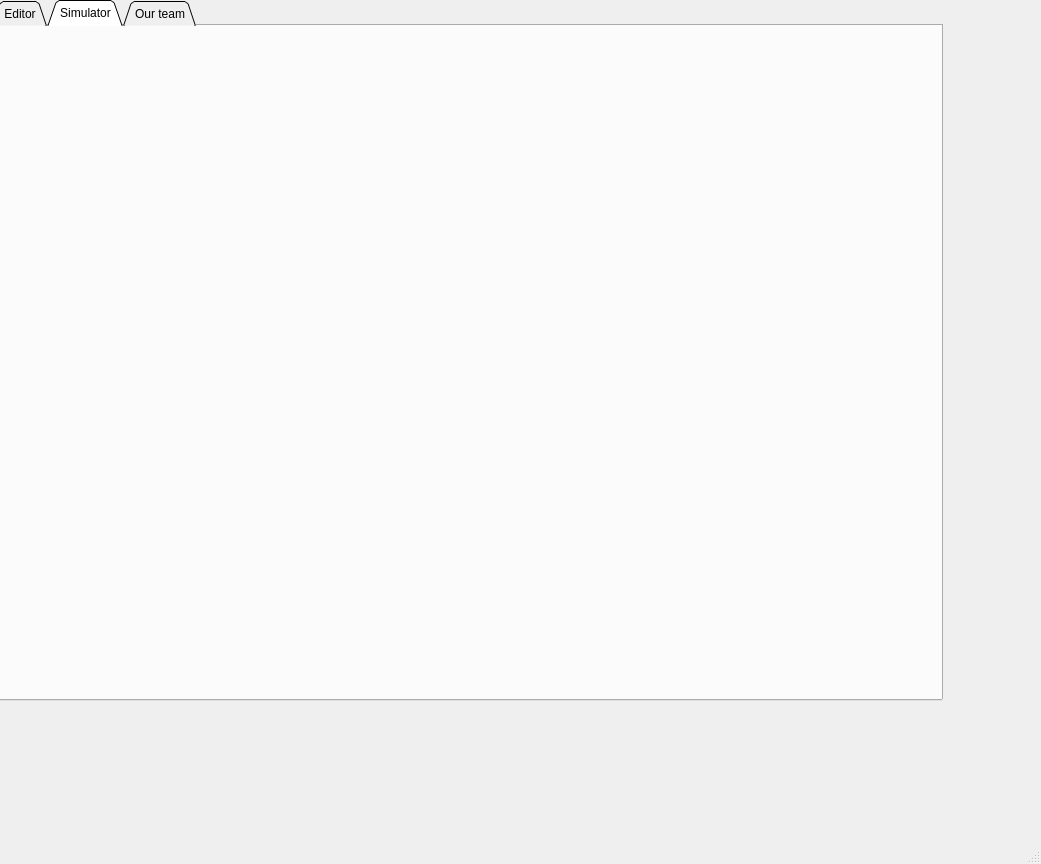
Qt form UI/MainWindow.ui (prafgup/risc_v_assembler) before a commit.
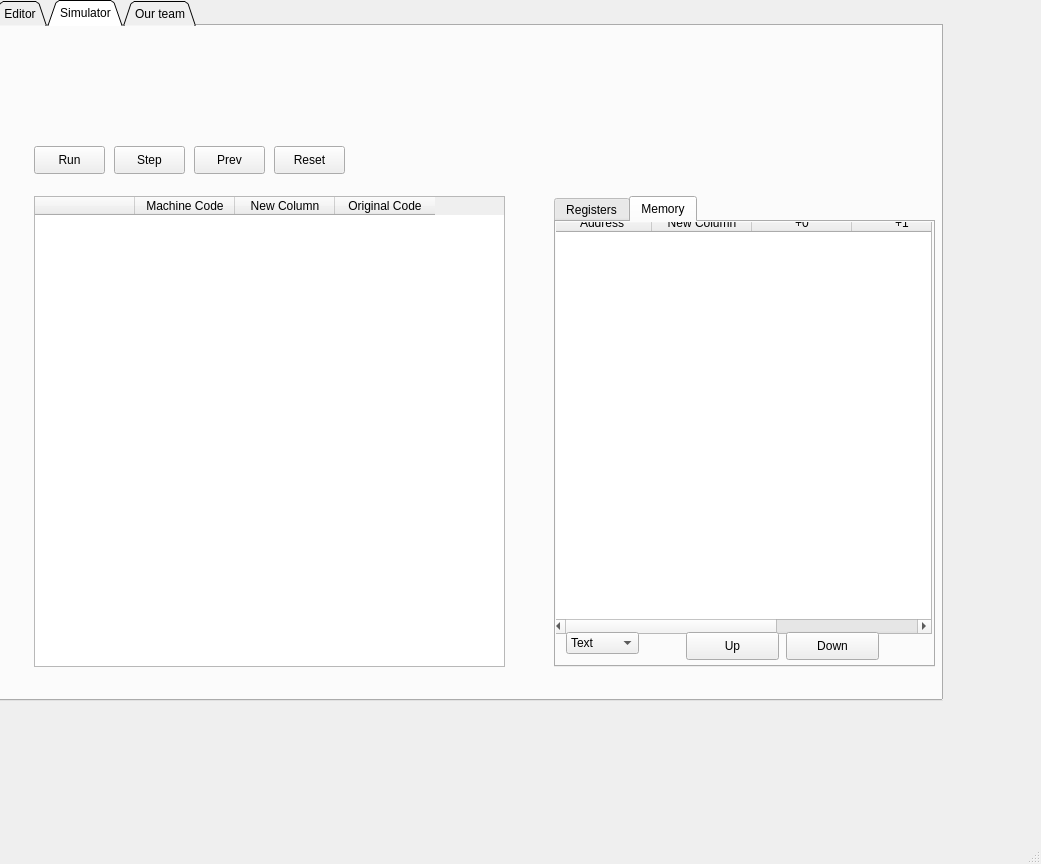
The same form after that commit. The open tabs and pages were chosen to show the change. Custom widgets are drawn as their Qt base class.

The edit to the form file:
```diff
--- a/UI/MainWindow.ui
+++ b/UI/MainWindow.ui
@@ -88,6 +88,240 @@
         <attribute name="title">
          <string>Simulator</string>
         </attribute>
+        <widget class="QPushButton" name="stepButton">
+         <property name="geometry">
+          <rect>
+           <x>120</x>
+           <y>120</y>
+           <width>71</width>
+           <height>28</height>
+          </rect>
+         </property>
+         <property name="text">
+          <string>Step</string>
+         </property>
+        </widget>
+        <widget class="QPushButton" name="prevButton">
+         <property name="geometry">
+          <rect>
+           <x>200</x>
+           <y>120</y>
+           <width>71</width>
+           <height>28</height>
+          </rect>
+         </property>
+         <property name="text">
+          <string>Prev</string>
+         </property>
+        </widget>
+        <widget class="QPushButton" name="resetButton">
+         <property name="geometry">
+          <rect>
+           <x>280</x>
+           <y>120</y>
+           <width>71</width>
+           <height>28</height>
+          </rect>
+         </property>
+         <property name="text">
+          <string>Reset</string>
+         </property>
+        </widget>
+        <widget class="QPushButton" name="runButton">
+         <property name="geometry">
+          <rect>
+           <x>40</x>
+           <y>120</y>
+           <width>71</width>
+           <height>28</height>
+          </rect>
+         </property>
+         <property name="text">
+          <string>Run</string>
+         </property>
+        </widget>
+        <widget class="QTableWidget" name="codeTable">
+         <property name="geometry">
+          <rect>
+           <x>40</x>
+           <y>170</y>
+           <width>471</width>
+           <height>471</height>
+          </rect>
+         </property>
+         <attribute name="horizontalHeaderCascadingSectionResizes">
+          <bool>false</bool>
+         </attribute>
+         <attribute name="horizontalHeaderHighlightSections">
+          <bool>true</bool>
+         </attribute>
+         <attribute name="horizontalHeaderShowSortIndicator" stdset="0">
+          <bool>false</bool>
+         </attribute>
+         <attribute name="horizontalHeaderStretchLastSection">
+          <bool>false</bool>
+         </attribute>
+         <attribute name="verticalHeaderDefaultSectionSize">
+          <number>30</number>
+         </attribute>
+         <attribute name="verticalHeaderStretchLastSection">
+          <bool>false</bool>
+         </attribute>
+         <column>
+          <property name="text">
+           <string/>
+          </property>
+         </column>
+         <column>
+          <property name="text">
+           <string>Machine Code</string>
+          </property>
+         </column>
+         <column>
+          <property name="text">
+           <string>New Column</string>
+          </property>
+         </column>
+         <column>
+          <property name="text">
+           <string>Original Code</string>
+          </property>
+         </column>
+        </widget>
+        <widget class="QTabWidget" name="registerMemoryTab">
+         <property name="geometry">
+          <rect>
+           <x>560</x>
+           <y>170</y>
+           <width>381</width>
+           <height>471</height>
+          </rect>
+         </property>
+         <property name="currentIndex">
+          <number>1</number>
+         </property>
+         <widget class="QWidget" name="tab_4">
+          <attribute name="title">
+           <string>Registers</string>
+          </attribute>
+          <widget class="QTableWidget" name="registerTable">
+           <property name="geometry">
+            <rect>
+             <x>-5</x>
+             <y>-9</y>
+             <width>381</width>
+             <height>451</height>
+            </rect>
+           </property>
+           <column>
+            <property name="text">
+             <string>Register</string>
+            </property>
+           </column>
+           <column>
+            <property name="text">
+             <string>Value</string>
+            </property>
+           </column>
+          </widget>
+         </widget>
+         <widget class="QWidget" name="tab_5">
+          <attribute name="title">
+           <string>Memory</string>
+          </attribute>
+          <widget class="QTableWidget" name="memoryTable">
+           <property name="geometry">
+            <rect>
+             <x>-5</x>
+             <y>-9</y>
+             <width>381</width>
+             <height>421</height>
+            </rect>
+           </property>
+           <column>
+            <property name="text">
+             <string>Address</string>
+            </property>
+           </column>
+           <column>
+            <property name="text">
+             <string>New Column</string>
+            </property>
+           </column>
+           <column>
+            <property name="text">
+             <string>+0</string>
+            </property>
+           </column>
+           <column>
+            <property name="text">
+             <string>+1</string>
+            </property>
+           </column>
+           <column>
+            <property name="text">
+             <string>+3</string>
+            </property>
+           </column>
+          </widget>
+          <widget class="QPushButton" name="memoryUp">
+           <property name="geometry">
+            <rect>
+             <x>130</x>
+             <y>410</y>
+             <width>93</width>
+             <height>28</height>
+            </rect>
+           </property>
+           <property name="text">
+            <string>Up</string>
+           </property>
+          </widget>
+          <widget class="QPushButton" name="memoryDown">
+           <property name="geometry">
+            <rect>
+             <x>230</x>
+             <y>410</y>
+             <width>93</width>
+             <height>28</height>
+            </rect>
+           </property>
+           <property name="text">
+            <string>Down</string>
+           </property>
+          </widget>
+          <widget class="QComboBox" name="memoryJumpDropdown">
+           <property name="geometry">
+            <rect>
+             <x>10</x>
+             <y>410</y>
+             <width>73</width>
+             <height>22</height>
+            </rect>
+           </property>
+           <item>
+            <property name="text">
+             <string>Text</string>
+            </property>
+           </item>
+           <item>
+            <property name="text">
+             <string>Data</string>
+            </property>
+           </item>
+           <item>
+            <property name="text">
+             <string>Heap</string>
+            </property>
+           </item>
+           <item>
+            <property name="text">
+             <string>Stack</string>
+            </property>
+           </item>
+          </widget>
+         </widget>
+        </widget>
        </widget>
        <widget class="QWidget" name="tab_3">
         <attribute name="title">
```
Left out of the diff: 23 changed lines with no effect on the pictures.
